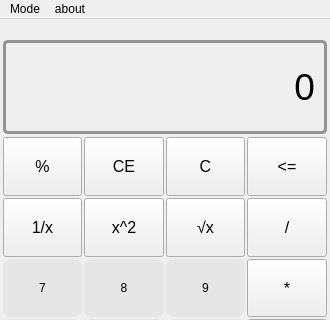
This is mainwindow.ui in VaheZilabyan/Calculator as Qt 5 draws it before an edit; both pictures show x 0 to 330 and y 0 to 320 of the 330 by 503 pixel window. The edited form follows.
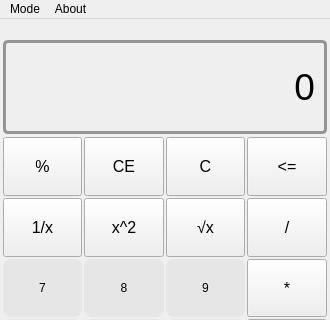
This is the edited form.

```diff
--- a/mainwindow.ui
+++ b/mainwindow.ui
@@ -3531,14 +3531,14 @@
     <addaction name="actionProfessional"/>
     <addaction name="actionTime"/>
    </widget>
-   <widget class="QMenu" name="menuabout">
+   <widget class="QMenu" name="menuAbout">
     <property name="title">
-     <string>about</string>
+     <string>About</string>
     </property>
     <addaction name="actionabout"/>
    </widget>
    <addaction name="menuMode"/>
-   <addaction name="menuabout"/>
+   <addaction name="menuAbout"/>
   </widget>
   <action name="actionProfessional">
    <property name="checkable">
```
Left out of the diff: 9 changed lines with no effect on the pictures.
